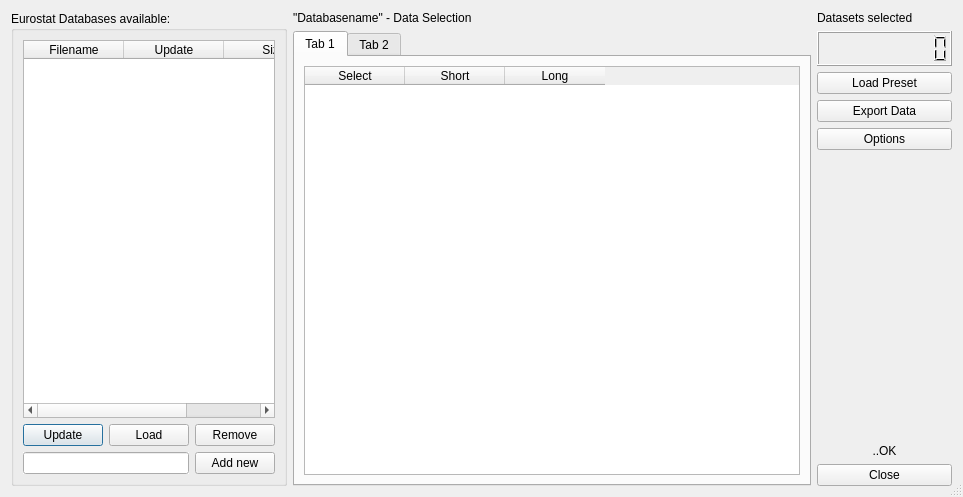
Old version of the form app/gui/base.ui in the repository petres/eurostat.
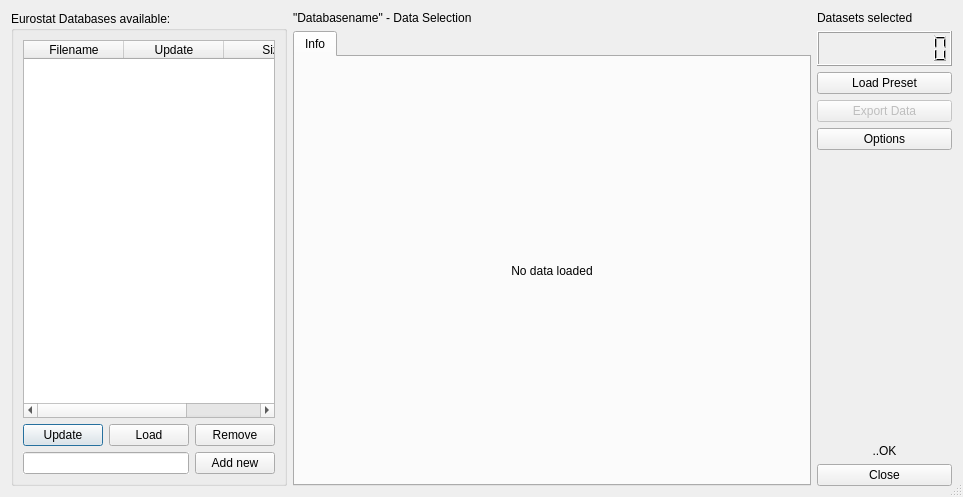
New version of the form.

What changed in the file:
```diff
--- a/app/gui/base.ui
+++ b/app/gui/base.ui
@@ -146,64 +146,29 @@
        </item>
        <item>
         <widget class="QTabWidget" name="tabWidget">
+         <property name="enabled">
+          <bool>true</bool>
+         </property>
          <property name="currentIndex">
           <number>0</number>
          </property>
          <widget class="QWidget" name="tab">
           <attribute name="title">
-           <string>Tab 1</string>
+           <string>Info</string>
           </attribute>
           <layout class="QGridLayout" name="gridLayout_2">
            <item row="0" column="0">
-            <widget class="QTableWidget" name="tableWidget">
-             <property name="editTriggers">
-              <set>QAbstractItemView::NoEditTriggers</set>
+            <widget class="QLabel" name="label_3">
+             <property name="text">
+              <string>No data loaded</string>
              </property>
-             <property name="alternatingRowColors">
-              <bool>true</bool>
+             <property name="alignment">
+              <set>Qt::AlignCenter</set>
              </property>
-             <property name="selectionMode">
-              <enum>QAbstractItemView::MultiSelection</enum>
-             </property>
-             <property name="selectionBehavior">
-              <enum>QAbstractItemView::SelectRows</enum>
-             </property>
-             <property name="sortingEnabled">
-              <bool>true</bool>
-             </property>
-             <property name="cornerButtonEnabled">
-              <bool>false</bool>
-             </property>
-             <property name="columnCount">
-              <number>3</number>
-             </property>
-             <attribute name="verticalHeaderVisible">
-              <bool>false</bool>
-             </attribute>
-             <column>
-              <property name="text">
-               <string>Select</string>
-              </property>
-             </column>
-             <column>
-              <property name="text">
-               <string>Short</string>
-              </property>
-             </column>
-             <column>
-              <property name="text">
-               <string>Long</string>
-              </property>
-             </column>
             </widget>
            </item>
           </layout>
          </widget>
-         <widget class="QWidget" name="tab_2">
-          <attribute name="title">
-           <string>Tab 2</string>
-          </attribute>
-         </widget>
         </widget>
        </item>
       </layout>
@@ -238,7 +203,10 @@
         </widget>
        </item>
        <item>
-        <widget class="QPushButton" name="pushButton_5">
+        <widget class="QPushButton" name="exportButton">
+         <property name="enabled">
+          <bool>false</bool>
+         </property>
          <property name="text">
           <string>Export Data</string>
          </property>
```
Left out of the diff: 30 changed lines with no effect on the pictures.
